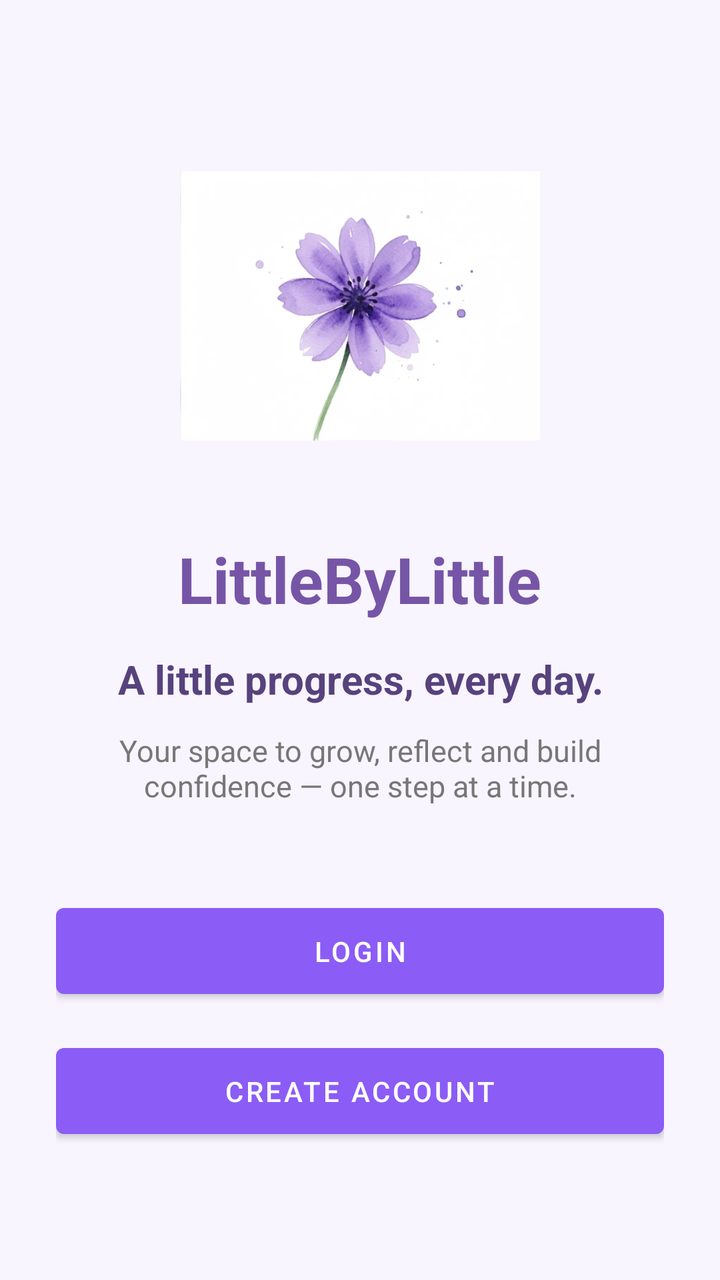
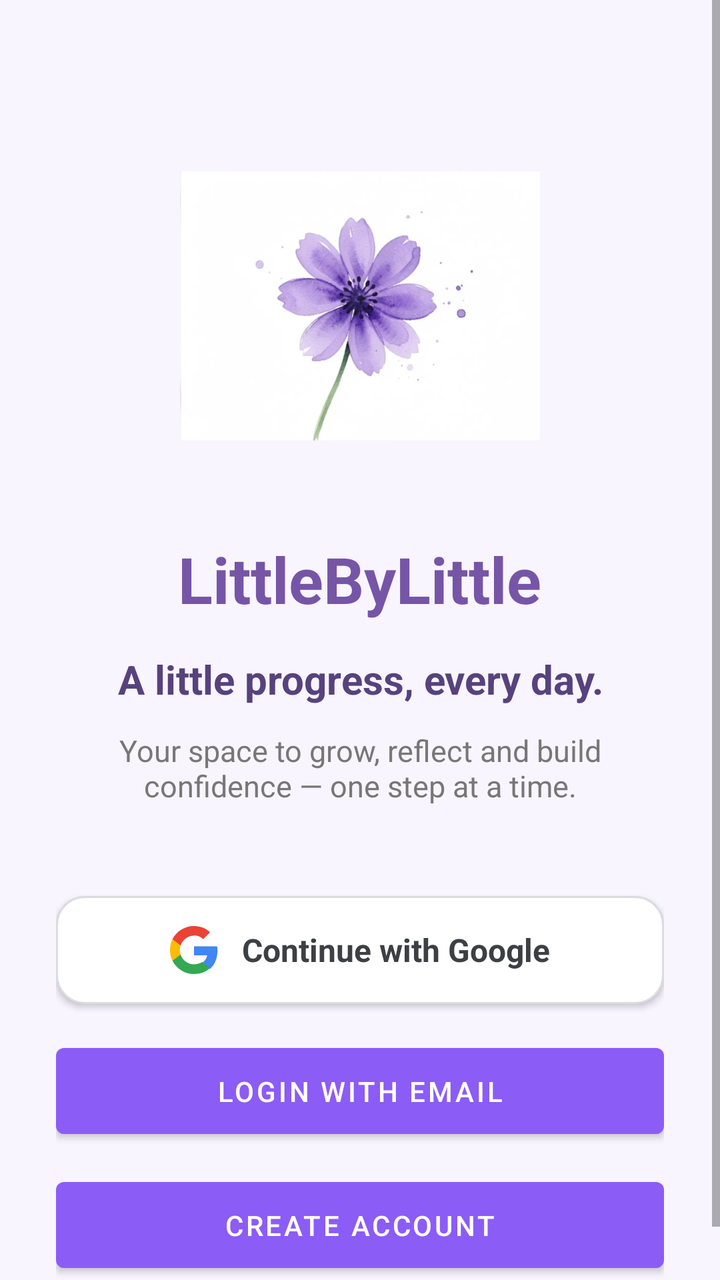

Before-and-after screenshots of an Android layout around one commit, followed by the original layout XML and the change that was made.
<!-- AndroidManifest.xml: application theme Theme.LittleByLittle -->
<!-- res/layout/activity_welcome.xml -->
<?xml version="1.0" encoding="utf-8"?>
<ScrollView xmlns:android="http://schemas.android.com/apk/res/android"
    android:layout_width="match_parent"
    android:layout_height="match_parent"
    android:background="#F8F5FF">

    <LinearLayout
        android:layout_width="match_parent"
        android:layout_height="wrap_content"
        android:orientation="vertical"
        android:gravity="center"
        android:padding="28dp">

        <ImageView
            android:layout_width="180dp"
            android:layout_height="180dp"
            android:src="@drawable/welcome_flower"
            android:scaleType="fitCenter"
            android:adjustViewBounds="true"
            android:contentDescription="LittleByLittle welcome flower"
            android:layout_marginTop="35dp"/>

        <TextView
            android:layout_width="wrap_content"
            android:layout_height="wrap_content"
            android:text="LittleByLittle"
            android:textSize="32sp"
            android:textStyle="bold"
            android:textColor="#7655A6"
            android:layout_marginTop="25dp"/>

        <TextView
            android:layout_width="match_parent"
            android:layout_height="wrap_content"
            android:text="A little progress, every day."
            android:textSize="20sp"
            android:textStyle="bold"
            android:textColor="#57427D"
            android:gravity="center"
            android:layout_marginTop="15dp"/>

        <TextView
            android:layout_width="match_parent"
            android:layout_height="wrap_content"
            android:text="Your space to grow, reflect and build confidence — one step at a time."
            android:textSize="15sp"
            android:textColor="#777777"
            android:gravity="center"
            android:layout_marginTop="12dp"
            android:layout_marginBottom="45dp"/>

        <Button
            android:id="@+id/btnWelcomeLogin"
            android:layout_width="match_parent"
            android:layout_height="55dp"
            android:text="Login"/>

        <Button
            android:id="@+id/btnWelcomeRegister"
            android:layout_width="match_parent"
            android:layout_height="55dp"
            android:text="Create Account"
            android:layout_marginTop="15dp"/>

    </LinearLayout>
</ScrollView>
<!-- resources referenced by this layout -->
<resources>
  <!-- drawable welcome_flower: png bitmap (drawable, 152171 bytes) -->
  <style name="Theme.LittleByLittle" parent="Theme.MaterialComponents.DayNight.NoActionBar">
          
          <item name="colorPrimary">@color/purple_primary</item>
          <item name="colorPrimaryVariant">@color/purple_gradient_start</item>
          <item name="colorOnPrimary">@color/white</item>
          
          
          <item name="android:windowBackground">@color/bg_main</item>
          <item name="android:statusBarColor">@color/bg_main</item>
          <item name="android:windowLightStatusBar">true</item>
      </style>
  <color name="purple_primary">#8B5CF6</color>
  <color name="purple_gradient_start">#7C3AED</color>
  <color name="white">#FFFFFFFF</color>
  <color name="bg_main">#F8F9FB</color>
</resources>

<!-- the commit's change to res/layout/activity_welcome.xml (unified diff, before → after) -->
@@ -49,18 +49,48 @@
             android:layout_marginTop="12dp"
             android:layout_marginBottom="45dp"/>
 
+        
+        <LinearLayout
+            android:id="@+id/btnWelcomeGoogle"
+            android:layout_width="match_parent"
+            android:layout_height="54dp"
+            android:background="@drawable/bg_google_button"
+            android:gravity="center"
+            android:clickable="true"
+            android:focusable="true"
+            android:elevation="2dp"
+            android:paddingStart="16dp"
+            android:paddingEnd="16dp"
+            android:layout_marginBottom="16dp">
+
+            <ImageView
+                android:layout_width="24dp"
+                android:layout_height="24dp"
+                android:src="@drawable/ic_google_logo"
+                android:contentDescription="Google Logo"
+                android:layout_marginEnd="12dp"/>
+
+            <TextView
+                android:layout_width="wrap_content"
+                android:layout_height="wrap_content"
+                android:text="Continue with Google"
+                android:textSize="16sp"
+                android:textStyle="bold"
+                android:textColor="#3C4043"/>
+        </LinearLayout>
+
         <Button
             android:id="@+id/btnWelcomeLogin"
             android:layout_width="match_parent"
             android:layout_height="55dp"
-            android:text="Login"/>
+            android:text="Login with Email"/>
 
         <Button
             android:id="@+id/btnWelcomeRegister"
             android:layout_width="match_parent"
             android:layout_height="55dp"
             android:text="Create Account"
-            android:layout_marginTop="15dp"/>
+            android:layout_marginTop="12dp"/>
 
     </LinearLayout>
 </ScrollView>
<!-- resource entries referenced after the edit -->
@@ -1,5 +1,36 @@
 <!-- resources referenced by this layout -->
 <resources>
+  <!-- drawable bg_google_button (drawable) -->
+  <?xml version="1.0" encoding="utf-8"?>
+  <ripple xmlns:android="http://schemas.android.com/apk/res/android"
+      android:color="#E0E0E0">
+      <item>
+          <shape android:shape="rectangle">
+              <solid android:color="#FFFFFF" />
+              <stroke android:width="1dp" android:color="#DADCE0" />
+              <corners android:radius="14dp" />
+          </shape>
+      </item>
+  </ripple>
+  <!-- drawable ic_google_logo (drawable) -->
+  <vector xmlns:android="http://schemas.android.com/apk/res/android"
+      android:width="24dp"
+      android:height="24dp"
+      android:viewportWidth="24"
+      android:viewportHeight="24">
+      <path
+          android:fillColor="#4285F4"
+          android:pathData="M23.745,12.27c0,-0.74 -0.065,-1.45 -0.185,-2.13H12v4.51h6.6c-0.29,1.52 -1.14,2.82 -2.4,3.68v3.05h3.88c2.27,-2.09 3.665,-5.17 3.665,-9.11z"/>
+      <path
+          android:fillColor="#34A853"
+          android:pathData="M12,24c3.24,0 5.95,-1.08 7.93,-2.91l-3.88,-3.05c-1.08,0.72 -2.45,1.16 -4.05,1.16 -3.12,0 -5.77,-2.1 -6.72,-4.93H1.25v3.13C3.26,21.36 7.33,24 12,24z"/>
+      <path
+          android:fillColor="#FBBC05"
+          android:pathData="M5.28,14.27c-0.25,-0.72 -0.38,-1.49 -0.38,-2.27s0.14,-1.55 0.38,-2.27V6.6H1.25C0.45,8.19 0,9.97 0,12s0.45,3.81 1.25,5.4l4.03,-3.13z"/>
+      <path
+          android:fillColor="#EA4335"
+          android:pathData="M12,4.75c1.77,0 3.35,0.61 4.6,1.8l3.42,-3.42C17.95,1.19 15.24,0 12,0 7.33,0 3.26,2.64 1.25,6.6l4.03,3.13c0.95,-2.83 3.6,-4.93 6.72,-4.93z"/>
+  </vector>
   <!-- drawable welcome_flower: png bitmap (drawable, 152171 bytes) -->
   <style name="Theme.LittleByLittle" parent="Theme.MaterialComponents.DayNight.NoActionBar">
           
